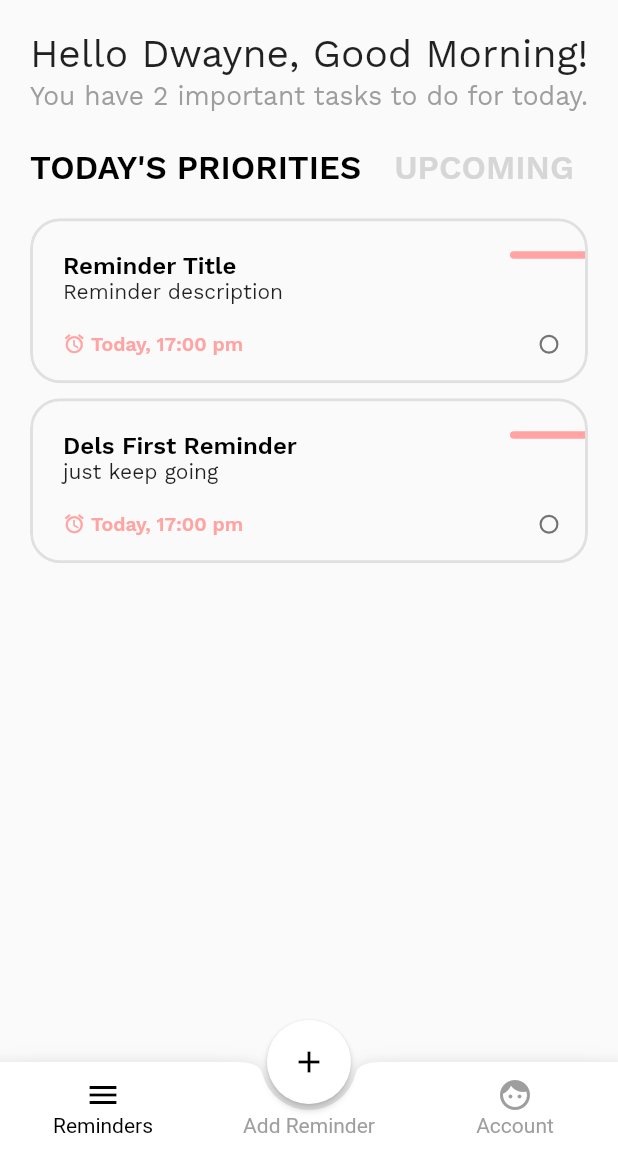
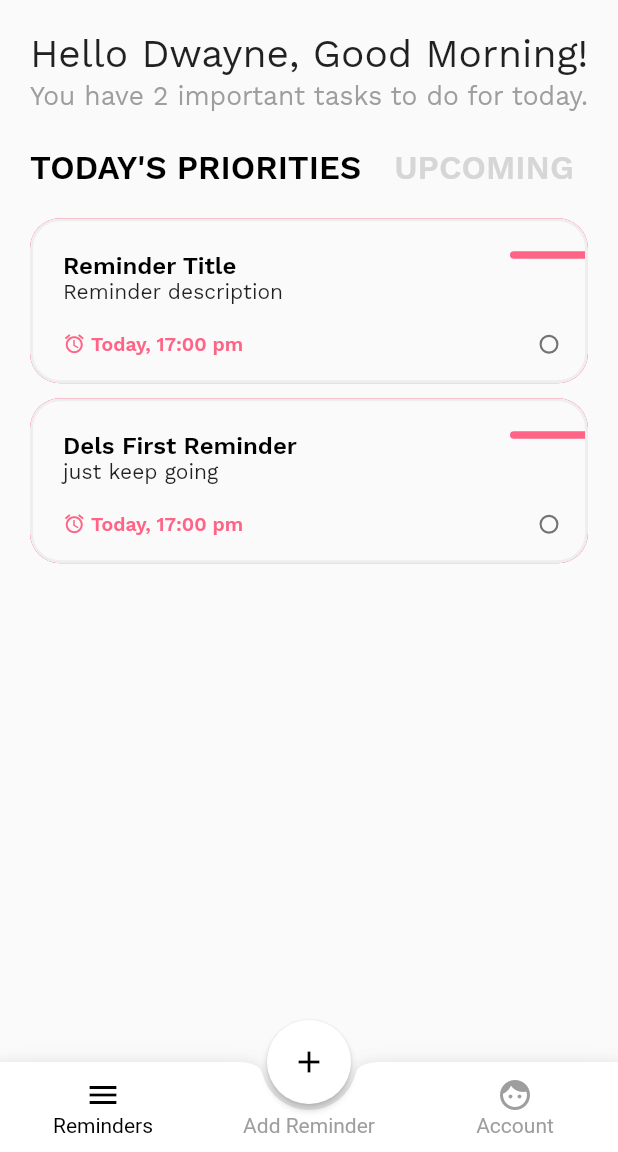
Before and after one commit to deliciafernandes/Checklst, a Flutter app: the screen it shows after launch, on a phone screen of 412 x 824 dp, the part 84-1236 px from its top. Run offline on Flutter 3.47's test engine with Material 2 defaults, Android fonts, the light colour scheme and no system bars; drawn by our look-alikes of flutter_slidable; our stand-ins replace circular_check_box, date_time_picker, firebase_auth, firebase_core, geolocator, modal_progress_hud; missing offline and left inert: geocoder; accounts and stored records are empty; project files that could hold a hidden picture were left out.

Commit message:
Base reminder app done

```diff
--- a/lib/models/reminder_db.dart
+++ b/lib/models/reminder_db.dart
@@ -37,4 +37,14 @@ class ReminderDB extends ChangeNotifier {
     _reminderList.add(reminder);
     notifyListeners();
   }
+
+  void updateReminder(Reminder reminder) {
+    reminder.toggleDone();
+    notifyListeners();
+  }
+
+  void deleteReminder(Reminder reminder) {
+    _reminderList.remove(reminder);
+    notifyListeners();
+  }
 }
--- a/lib/utilities/colors.dart
+++ b/lib/utilities/colors.dart
@@ -2,12 +2,9 @@ import 'package:flutter/material.dart';
 
 List<Color> colorsList = [
   Color(0xffFF6386),
-  Color(0xffFFA536),
   Color(0xff6295FE),
-  Color(0xffDCF5DF),
   Color(0xffFFA4A2),
   Color(0xff7ECBFF),
-  Color(0xffFFC122),
   Color(0xff1CCCC2),
   // Color(0xff),
 ];
--- a/lib/views/body_widgets/todays_priorities_body.dart
+++ b/lib/views/body_widgets/todays_priorities_body.dart
@@ -1,5 +1,6 @@
 import 'package:checklst/models/reminder_db.dart';
 import 'package:checklst/widgets/reminder_tile.dart';
+import 'package:flutter/cupertino.dart';
 import 'package:flutter/material.dart';
 import 'package:provider/provider.dart';
 
@@ -32,18 +33,18 @@ class _TodaysPrioritiesBodyState extends State<TodaysPrioritiesBody> {
               padding: EdgeInsets.symmetric(vertical: 10.0),
               shrinkWrap: true,
               itemBuilder: (context, index) {
+                final simple = reminderDB.reminderList[index];
                 return ReminderTile(
-                  title: reminderDB.reminderList[index].title,
-                  description: reminderDB.reminderList[index].description,
-                  date: reminderDB.reminderList[index].date,
-                  time: reminderDB.reminderList[index].time,
-                  isChecked: reminderDB.reminderList[index].isDone,
+                  title: simple.title,
+                  description: simple.description,
+                  date: simple.date,
+                  time: simple.time,
+                  isChecked: simple.isDone,
                   checkBoxCallBack: (checkBoxState) {
-                    setState(
-                      () {
-                        reminderDB.reminderList[index].toggleDone();
-                      },
-                    );
+                    reminderDB.updateReminder(simple);
+                  },
+                  deleteCallBack: () {
+                    reminderDB.deleteReminder(simple);
                   },
                 );
               },
--- a/lib/widgets/reminder_tile.dart
+++ b/lib/widgets/reminder_tile.dart
@@ -6,30 +6,64 @@ import 'dart:ui';
 import 'package:checklst/utilities/colors.dart';
 import 'package:flutter_slidable/flutter_slidable.dart';
 
-class ReminderTile extends StatelessWidget {
-  final _random = new Random();
+class ReminderTile extends StatefulWidget {
   final String title;
   final String description;
   final String date;
   final String time;
   final bool isChecked;
   final Function checkBoxCallBack;
+  final Function deleteCallBack;
 
-  ReminderTile(
-      {@required this.title,
+  ReminderTile({
+    @required this.title,
     @required this.description,
     @required this.date,
     @required this.time,
     this.isChecked,
-      this.checkBoxCallBack});
+    this.checkBoxCallBack,
+    this.deleteCallBack,
+  });
+
+  @override
+  _ReminderTileState createState() => _ReminderTileState();
+}
+
+class _ReminderTileState extends State<ReminderTile> {
+  final _random = new Random();
+  Color _color;
+
+  void getColor() {
+    setState(() {
+      _color = colorsList[_random.nextInt(colorsList.length)];
+    });
+  }
+
+  @override
+  void initState() {
+    getColor();
+    super.initState();
+  }
 
   @override
   Widget build(BuildContext context) {
-    Color _color = colorsList[_random.nextInt(colorsList.length)];
-
     return Padding(
       padding: EdgeInsets.only(top: 10.0),
-      child: ClipRRect(
+      child: Stack(
+        children: [
+          Container(
+            width: MediaQuery.of(context).size.width,
+            height: 110.0,
+            padding: EdgeInsets.only(
+              top: 20.0,
+              left: 20.0,
+            ),
+            decoration: BoxDecoration(
+              color: _color,
+              borderRadius: BorderRadius.all(Radius.circular(20.0)),
+            ),
+          ),
+          ClipRRect(
             borderRadius: BorderRadius.all(Radius.circular(20.0)),
             child: Slidable(
               actionPane: SlidableDrawerActionPane(),
@@ -42,7 +76,8 @@ class ReminderTile extends StatelessWidget {
                   left: 20.0,
                 ),
                 decoration: BoxDecoration(
-              border: Border.all(color: Colors.grey[300], width: 2.0),
+                  color: Color(0xfffafafa),
+                  border: Border.all(color: Colors.grey[200], width: 2.0),
                   borderRadius: BorderRadius.all(Radius.circular(20.0)),
                 ),
                 child: Column(
@@ -55,7 +90,7 @@ class ReminderTile extends StatelessWidget {
                       children: [
                         Expanded(
                           child: Text(
-                        title,
+                            widget.title,
                             overflow: TextOverflow.ellipsis,
                             maxLines: 3,
                             style: TextStyle(
@@ -63,6 +98,9 @@ class ReminderTile extends StatelessWidget {
                               fontFamily: 'WorkSans',
                               fontWeight: FontWeight.w600,
                               color: Colors.black,
+                              decoration: widget.isChecked
+                                  ? TextDecoration.lineThrough
+                                  : null,
                             ),
                           ),
                         ),
@@ -79,7 +117,7 @@ class ReminderTile extends StatelessWidget {
                     ),
                     Expanded(
                       child: Text(
-                    description,
+                        widget.description,
                         overflow: TextOverflow.ellipsis,
                         maxLines: 5,
                         style: TextStyle(
@@ -101,7 +139,7 @@ class ReminderTile extends StatelessWidget {
                               size: 15.0,
                             ),
                             Text(
-                          ' $date, $time',
+                              ' ${widget.date}, ${widget.time}',
                               style: TextStyle(
                                 fontSize: 13.0,
                                 fontFamily: 'WorkSans',
@@ -115,12 +153,12 @@ class ReminderTile extends StatelessWidget {
                         Transform.scale(
                           scale: 0.7,
                           child: CircularCheckBox(
-                        value: isChecked,
+                            value: widget.isChecked,
                             activeColor: Colors.grey[350],
                             checkColor: Colors.black,
                             inactiveColor: Colors.grey,
                             materialTapTargetSize: MaterialTapTargetSize.padded,
-                        onChanged: checkBoxCallBack,
+                            onChanged: widget.checkBoxCallBack,
                           ),
                         ),
                       ],
@@ -132,13 +170,13 @@ class ReminderTile extends StatelessWidget {
                 IconSlideAction(
                   color: _color,
                   icon: Icons.check,
-              onTap: () {
-                return print('Delete');
-              },
+                  onTap: widget.deleteCallBack,
                 ),
               ],
             ),
           ),
+        ],
+      ),
     );
   }
 }
```
Lines whose indentation alone changed are shown as unchanged.
